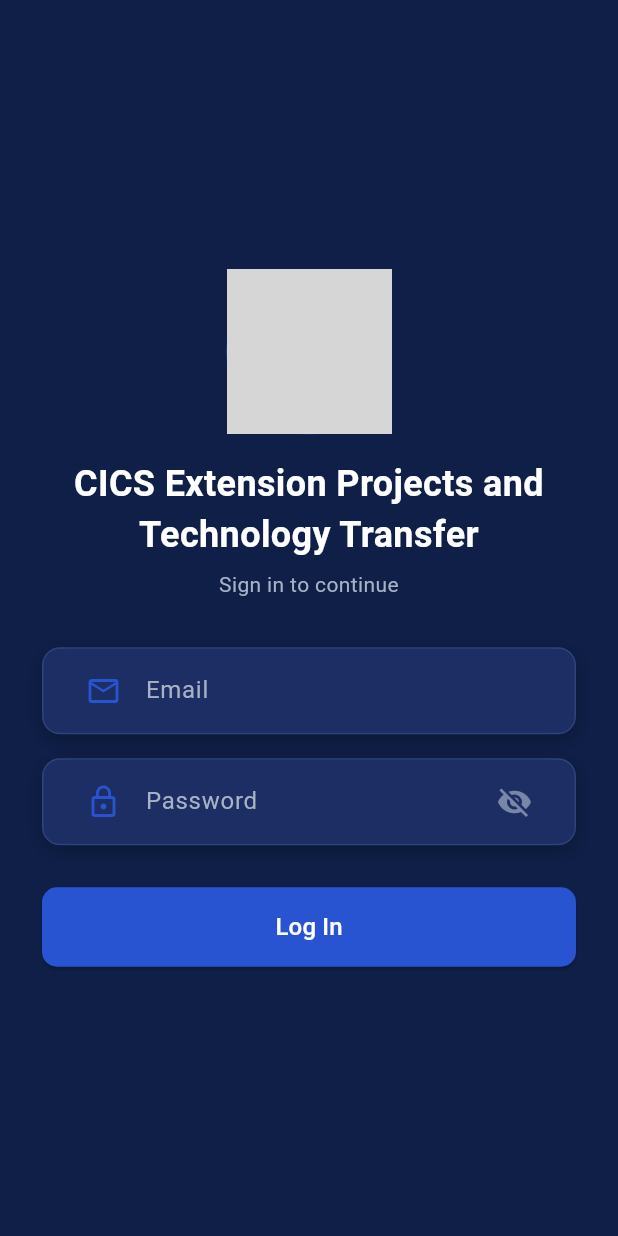
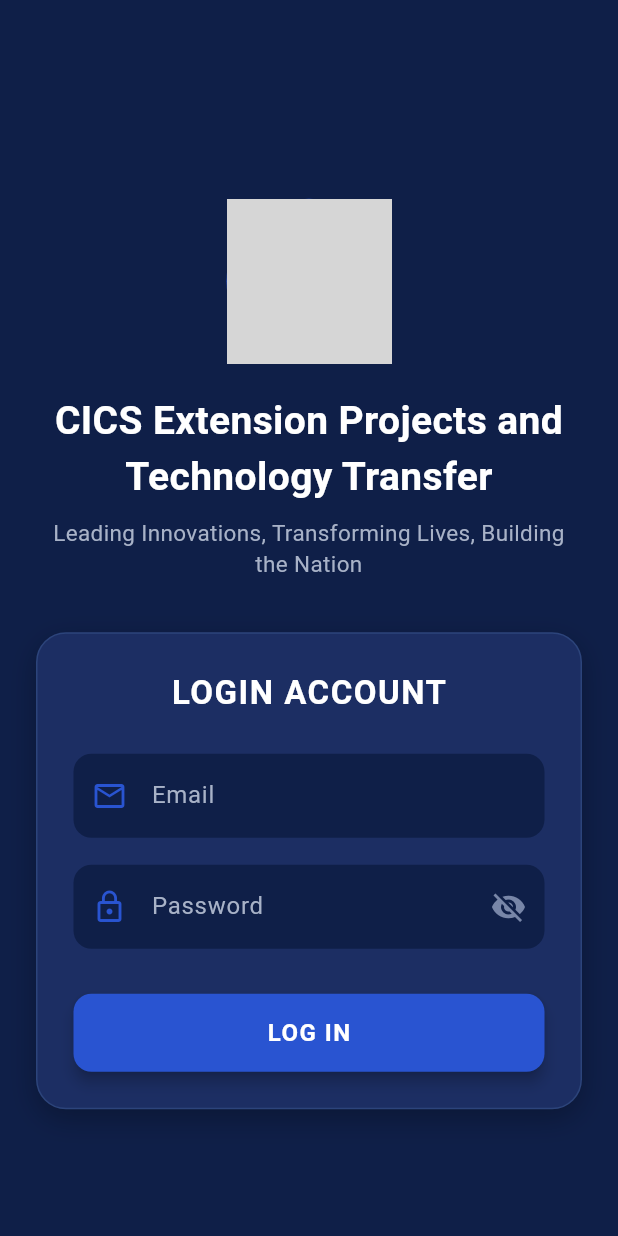
Before and after one commit to celynyzavel/cicsextension_offiice, a Flutter app: the screen it shows after launch, on a phone screen of 412 x 824 dp. Run offline on Flutter 3.47's test engine with Material 3 defaults, Android fonts, the phone set to English and light mode, and no system bars; network calls fail; Roboto replaces fonts that are missing (Poppins); grey boxes are pictures that could not be loaded.

Commit message:
Update login_page.dart

```diff
--- a/lib/screens/login_page.dart
+++ b/lib/screens/login_page.dart
@@ -8,109 +8,266 @@ const kAvatarUrl =
 
 class LoginPage extends StatefulWidget {
   const LoginPage({super.key});
+
   @override
   State<LoginPage> createState() => _LoginPageState();
 }
 
 class _LoginPageState extends State<LoginPage> {
   final _formKey = GlobalKey<FormState>();
+
   final _email = TextEditingController();
   final _password = TextEditingController();
+
   bool _obscure = true;
   bool _loading = false;
 
-  final _emailRegex = RegExp(r'^[\w-\.]+@([\w-]+\.)+[\w-]{2,4}$');
+  final _emailRegex = RegExp(
+    r'^[\w\-.]+@([\w-]+\.)+[\w-]{2,4}$',
+  );
 
   Future<void> _login() async {
     if (!_formKey.currentState!.validate()) return;
+
     setState(() => _loading = true);
+
     await Future.delayed(const Duration(milliseconds: 700));
+
     if (!mounted) return;
+
     setState(() => _loading = false);
-    showSnack(context, 'Login successful!');
-    Navigator.pushReplacement(context, MaterialPageRoute(builder: (_) => const LandingPage()));
+
+    showSnack(context, "Login successful!");
+
+    Navigator.pushReplacement(
+      context,
+      MaterialPageRoute(
+        builder: (_) => const LandingPage(),
+      ),
+    );
   }
 
-  InputDecoration _fieldDecoration({required String label, required IconData icon, Widget? suffixIcon}) {
+  InputDecoration _fieldDecoration({
+    required String label,
+    required IconData icon,
+    Widget? suffixIcon,
+  }) {
     return InputDecoration(
       labelText: label,
       labelStyle: const TextStyle(color: kTextSecondary),
       prefixIcon: Icon(icon, color: kPrimary),
       suffixIcon: suffixIcon,
-      border: InputBorder.none,
       filled: true,
-      fillColor: kCard,
+      fillColor: kBackground,
+      border: OutlineInputBorder(
+        borderRadius: BorderRadius.circular(12),
+        borderSide: BorderSide.none,
+      ),
+      enabledBorder: OutlineInputBorder(
+        borderRadius: BorderRadius.circular(12),
+        borderSide: BorderSide.none,
+      ),
+      focusedBorder: OutlineInputBorder(
+        borderRadius: BorderRadius.circular(12),
+        borderSide: const BorderSide(
+          color: kPrimary,
+          width: 2,
+        ),
+      ),
     );
   }
 
   @override
   Widget build(BuildContext context) {
+    final width = MediaQuery.of(context).size.width;
+
     return Scaffold(
       backgroundColor: kBackground,
       body: SafeArea(
+        child: LayoutBuilder(
+          builder: (context, constraints) {
+            return SingleChildScrollView(
+              padding: const EdgeInsets.all(24),
+              child: ConstrainedBox(
+                constraints: BoxConstraints(
+                  minHeight: constraints.maxHeight,
+                ),
                 child: Center(
-          child: SingleChildScrollView(
-            padding: const EdgeInsets.all(28),
+                  child: ConstrainedBox(
+                    constraints: const BoxConstraints(
+                      maxWidth: 450,
+                    ),
                     child: Form(
                       key: _formKey,
                       child: Column(
                         mainAxisAlignment: MainAxisAlignment.center,
                         children: [
-                  const CircleAvatar(
-                    radius: 55,
-                    backgroundImage: NetworkImage(kAvatarUrl),
+                          CircleAvatar(
+                            radius: width < 600 ? 55 : 70,
+                            backgroundImage:
+                                const NetworkImage(kAvatarUrl),
                           ),
-                  const SizedBox(height: 16),
-                  const Text('CICS Extension Projects and Technology Transfer',
+
+                          const SizedBox(height: 20),
+
+                          const Text(
+                            "CICS Extension Projects and Technology Transfer",
                             textAlign: TextAlign.center,
-                      style: TextStyle(fontSize: 24, fontWeight: FontWeight.bold, color: kWhite)),
-                  const SizedBox(height: 6),
-                  const Text('Sign in to continue',
-                      textAlign: TextAlign.center, style: TextStyle(fontSize: 14, color: kTextSecondary)),
-                  const SizedBox(height: 32),
-                  cardBox(
-                    child: TextFormField(
-                      controller: _email,
-                      style: const TextStyle(color: kWhite),
-                      keyboardType: TextInputType.emailAddress,
-                      decoration: _fieldDecoration(label: 'Email', icon: Icons.email_outlined),
-                      validator: (v) => (v == null || v.trim().isEmpty)
-                          ? 'Email is required'
-                          : (!_emailRegex.hasMatch(v.trim()) ? 'Enter a valid email address' : null),
+                            style: TextStyle(
+                              color: kWhite,
+                              fontSize: 26,
+                              fontWeight: FontWeight.bold,
                             ),
                           ),
-                  cardBox(
-                    child: TextFormField(
+
+                          const SizedBox(height: 8),
+
+                          const Text(
+                            "Leading Innovations, Transforming Lives, Building the Nation",
+                            textAlign: TextAlign.center,
+                            style: TextStyle(
+                              color: kTextSecondary,
+                              fontSize: 15,
+                            ),
+                          ),
+
+                          const SizedBox(height: 35),
+
+                          Container(
+                            width: double.infinity,
+                            padding: const EdgeInsets.all(24),
+                            decoration: BoxDecoration(
+                              color: kCard,
+                              borderRadius: BorderRadius.circular(20),
+                              border: Border.all(
+                                color: kCardBorder,
+                              ),
+                              boxShadow: [
+                                BoxShadow(
+                                  color: Colors.black.withOpacity(.25),
+                                  blurRadius: 15,
+                                  offset: const Offset(0, 6),
+                                ),
+                              ],
+                            ),
+                            child: Column(
+                              children: [
+                                const Text(
+                                  "LOGIN ACCOUNT",
+                                  style: TextStyle(
+                                    color: kWhite,
+                                    fontSize: 22,
+                                    fontWeight: FontWeight.bold,
+                                    letterSpacing: 1,
+                                  ),
+                                ),
+
+                                const SizedBox(height: 25),
+
+                                TextFormField(
+                                  controller: _email,
+                                  keyboardType:
+                                      TextInputType.emailAddress,
+                                  style:
+                                      const TextStyle(color: kWhite),
+                                  decoration: _fieldDecoration(
+                                    label: "Email",
+                                    icon: Icons.email_outlined,
+                                  ),
+                                  validator: (value) {
+                                    if (value == null ||
+                                        value.trim().isEmpty) {
+                                      return "Email is required";
+                                    }
+
+                                    if (!_emailRegex
+                                        .hasMatch(value.trim())) {
+                                      return "Enter a valid email";
+                                    }
+
+                                    return null;
+                                  },
+                                ),
+
+                                const SizedBox(height: 18),
+
+                                TextFormField(
                                   controller: _password,
                                   obscureText: _obscure,
-                      style: const TextStyle(color: kWhite),
+                                  style:
+                                      const TextStyle(color: kWhite),
                                   decoration: _fieldDecoration(
-                        label: 'Password',
+                                    label: "Password",
                                     icon: Icons.lock_outline,
                                     suffixIcon: IconButton(
-                          icon: Icon(_obscure ? Icons.visibility_off : Icons.visibility, color: kMuted),
-                          onPressed: () => setState(() => _obscure = !_obscure),
+                                      icon: Icon(
+                                        _obscure
+                                            ? Icons.visibility_off
+                                            : Icons.visibility,
+                                        color: kMuted,
+                                      ),
+                                      onPressed: () {
+                                        setState(() {
+                                          _obscure = !_obscure;
+                                        });
+                                      },
                                     ),
                                   ),
-                      validator: (v) => (v == null || v.isEmpty)
-                          ? 'Password is required'
-                          : (v.length < 6 ? 'Password must be at least 6 characters' : null),
+                                  validator: (value) {
+                                    if (value == null ||
+                                        value.isEmpty) {
+                                      return "Password is required";
+                                    }
+
+                                    if (value.length < 6) {
+                                      return "Password must be at least 6 characters";
+                                    }
+
+                                    return null;
+                                  },
+                                ),
+
+                                const SizedBox(height: 30),
+
+                                SizedBox(
+                                  width: double.infinity,
+                                  height: 52,
+                                  child: ElevatedButton(
+                                    onPressed:
+                                        _loading ? null : _login,
+                                    style:
+                                        ElevatedButton.styleFrom(
+                                      backgroundColor: kPrimary,
+                                      foregroundColor: kWhite,
+                                      elevation: 4,
+                                      shape:
+                                          RoundedRectangleBorder(
+                                        borderRadius:
+                                            BorderRadius.circular(12),
                                       ),
                                     ),
-                  const SizedBox(height: 12),
-                  SizedBox(
-                    width: double.infinity,
-                    child: ElevatedButton(
-                      style: ElevatedButton.styleFrom(
-                        backgroundColor: kPrimary,
-                        foregroundColor: kWhite,
-                        padding: const EdgeInsets.symmetric(vertical: 15),
-                        shape: RoundedRectangleBorder(borderRadius: BorderRadius.circular(10)),
+                                    child: _loading
+                                        ? const SizedBox(
+                                            height: 22,
+                                            width: 22,
+                                            child:
+                                                CircularProgressIndicator(
+                                              color: kWhite,
+                                              strokeWidth: 2,
                                             ),
-                      onPressed: _loading ? null : _login,
-                      child: _loading
-                          ? const SizedBox(height: 20, width: 20, child: CircularProgressIndicator(color: kWhite, strokeWidth: 2))
-                          : const Text('Log In', style: TextStyle(fontSize: 16)),
+                                          )
+                                        : const Text(
+                                            "LOG IN",
+                                            style: TextStyle(
+                                              fontSize: 16,
+                                              fontWeight:
+                                                  FontWeight.bold,
+                                              letterSpacing: 1,
+                                            ),
+                                          ),
+                                  ),
+                                ),
+                              ],
                             ),
                           ),
                         ],
@@ -120,5 +277,9 @@ class _LoginPageState extends State<LoginPage> {
                 ),
               ),
             );
+          },
+        ),
+      ),
+    );
   }
 }
```
Lines whose indentation alone changed are shown as unchanged.
